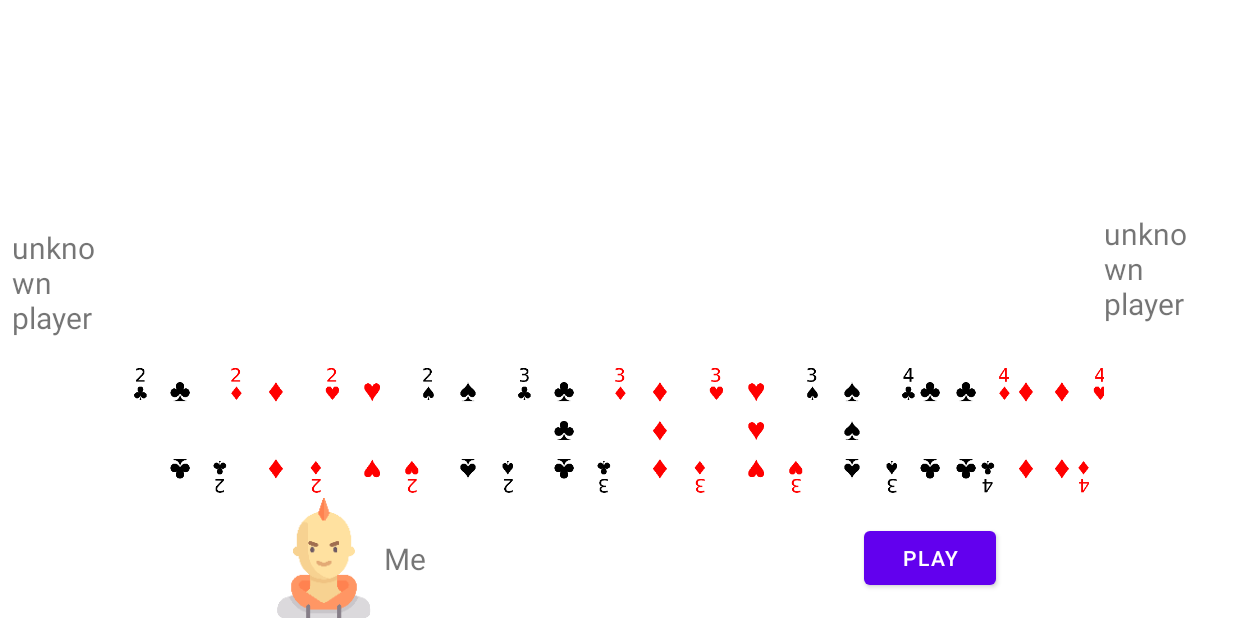
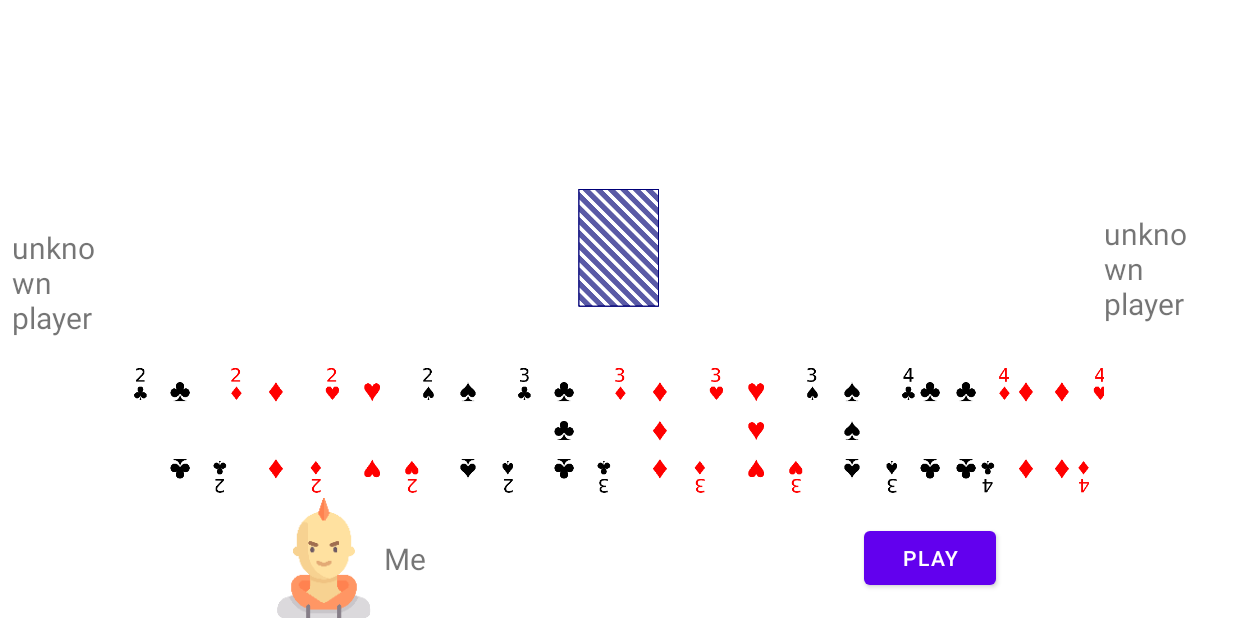
Before and after one commit to hoorayphyer/RankUpAndroid, an Android app: the RankUpFragment screen opened through its navigation route, on a phone screen of 824 x 412 dp (held sideways). Run offline under Robolectric (Android 15) with nearby library versions, the phone set to English and light mode, and no system bars; our stand-ins replace data binding; pictures from the network do not load; 2 statements that could not run were skipped.

Commit message:
makes motion of dealing to myself work

```diff
--- a/app/src/main/res/layout/fragment_rank_up.xml
+++ b/app/src/main/res/layout/fragment_rank_up.xml
@@ -1,9 +1,10 @@
 <?xml version="1.0" encoding="utf-8"?>
-<androidx.constraintlayout.widget.ConstraintLayout xmlns:android="http://schemas.android.com/apk/res/android"
+<androidx.constraintlayout.motion.widget.MotionLayout xmlns:android="http://schemas.android.com/apk/res/android"
     xmlns:app="http://schemas.android.com/apk/res-auto"
     xmlns:tools="http://schemas.android.com/tools"
     android:layout_width="match_parent"
     android:layout_height="match_parent"
+    app:layoutDescription="@xml/motion_scene_dealing_card"
     tools:context=".rankup.RankUpFragment">
 
     <com.example.rankupandroid.PlayerView
@@ -11,7 +12,6 @@
         android:layout_width="wrap_content"
         android:layout_height="wrap_content"
         android:layout_marginTop="8dp"
-        app:layout_constraintBottom_toTopOf="@+id/deck"
         app:layout_constraintEnd_toEndOf="parent"
         app:layout_constraintHorizontal_bias="0.5"
         app:layout_constraintStart_toStartOf="parent"
@@ -25,8 +25,9 @@
         app:layout_constraintBottom_toBottomOf="parent"
         app:layout_constraintEnd_toStartOf="@+id/play_card_button"
         app:layout_constraintHorizontal_bias="0.5"
-        app:layout_constraintStart_toStartOf="parent"
-        app:layout_constraintTop_toBottomOf="@+id/cardsRecyclerView" />
+        app:layout_constraintStart_toStartOf="parent">
+
+    </com.example.rankupandroid.PlayerView>
 
     <Button
         android:id="@+id/play_card_button"
@@ -48,8 +49,7 @@
         app:layout_constraintBottom_toTopOf="@+id/myself"
         app:layout_constraintEnd_toStartOf="@+id/opponent1"
         app:layout_constraintHorizontal_bias="0.5"
-        app:layout_constraintStart_toEndOf="@+id/opponent2"
-        app:layout_constraintTop_toBottomOf="@+id/deck" />
+        app:layout_constraintStart_toEndOf="@+id/opponent2" />
 
     <com.example.rankupandroid.PlayerViewVertical
         android:id="@+id/opponent2"
@@ -74,15 +74,10 @@
         app:layout_constraintStart_toEndOf="@+id/cardsRecyclerView"
         app:layout_constraintTop_toTopOf="parent" />
 
-    <androidx.constraintlayout.motion.widget.MotionLayout
-        android:id="@+id/deck"
-        android:layout_width="0dp"
-        android:layout_height="0dp"
-        app:layoutDescription="@xml/motion_scene_dealing_card"
-        app:layout_constraintBottom_toTopOf="@+id/cardsRecyclerView"
-        app:layout_constraintEnd_toEndOf="@+id/cardsRecyclerView"
-        app:layout_constraintHorizontal_bias="0.5"
-        app:layout_constraintStart_toStartOf="@+id/cardsRecyclerView"
-        app:layout_constraintTop_toBottomOf="@+id/teammate" />
+    <ImageView
+        android:id="@+id/cardToBeDealt"
+        android:layout_width="wrap_content"
+        android:layout_height="@dimen/card_height"
+        android:src="@drawable/cards_reverse" />
 
-</androidx.constraintlayout.widget.ConstraintLayout>
+</androidx.constraintlayout.motion.widget.MotionLayout>
--- a/app/src/main/res/xml/motion_scene_dealing_card.xml
+++ b/app/src/main/res/xml/motion_scene_dealing_card.xml
@@ -1,9 +1,34 @@
 <?xml version="1.0" encoding="utf-8"?>
 <MotionScreen xmlns:android="http://schemas.android.com/apk/res/android"
     xmlns:app="http://schemas.android.com/apk/res-auto">
-    <!-- Define a Transition -->
+    <ConstraintSet android:id="@+id/center" >
+        <Constraint
+            android:id="@+id/cardToBeDealt"
+            android:layout_width="wrap_content"
+            android:layout_height="@dimen/card_height"
+            app:layout_constraintEnd_toStartOf="@+id/opponent1"
+            app:layout_constraintStart_toEndOf="@+id/opponent2"
+            app:layout_constraintTop_toBottomOf="@+id/teammate"
+            app:layout_constraintBottom_toTopOf="@+id/cardsRecyclerView" />
+    </ConstraintSet>
 
-    <!-- Define @id/start -->
+    <ConstraintSet android:id="@+id/bottom" >
+        <Constraint
+            android:id="@+id/cardToBeDealt"
+            android:layout_width="wrap_content"
+            android:layout_height="@dimen/card_height"
+            app:layout_constraintStart_toEndOf="@+id/opponent2"
+            app:layout_constraintEnd_toStartOf="@+id/opponent1"
+            app:layout_constraintTop_toTopOf="@+id/cardsRecyclerView" />
+    </ConstraintSet>
 
-    <!-- Define @id/end -->
+
+    <Transition
+        app:constraintSetStart="@+id/center"
+        app:constraintSetEnd="@+id/bottom"
+        app:duration="1000">
+        <OnClick
+            app:targetId="@id/cardToBeDealt"
+            app:clickAction="toggle" />
+    </Transition>
 </MotionScreen>
```
